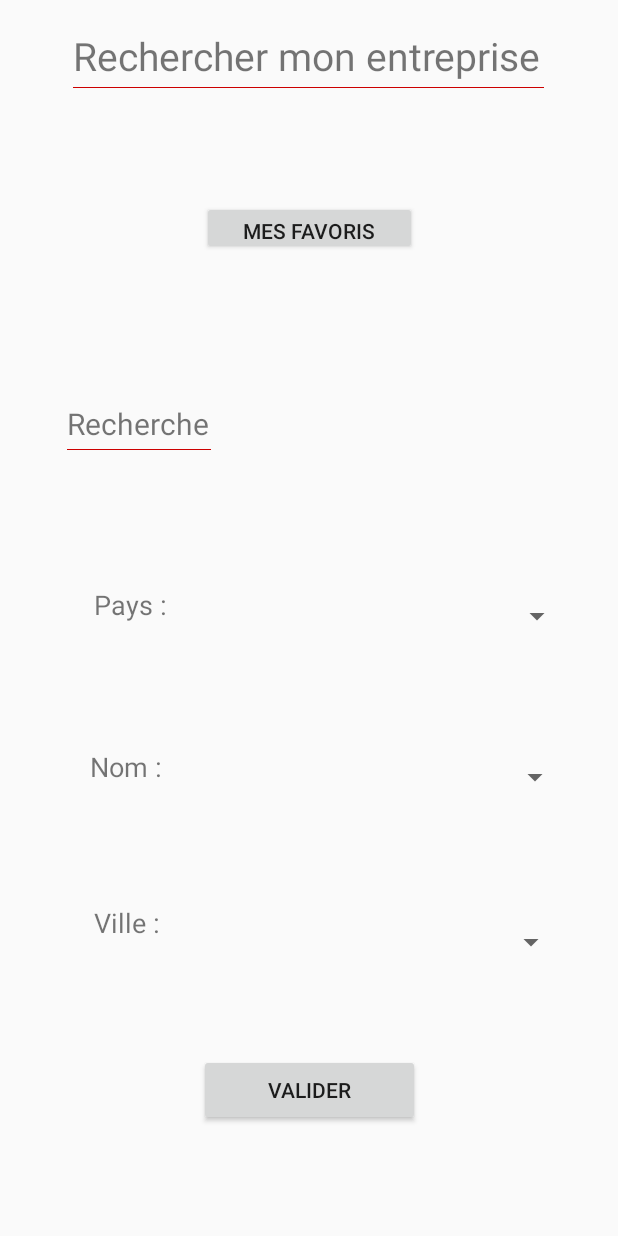
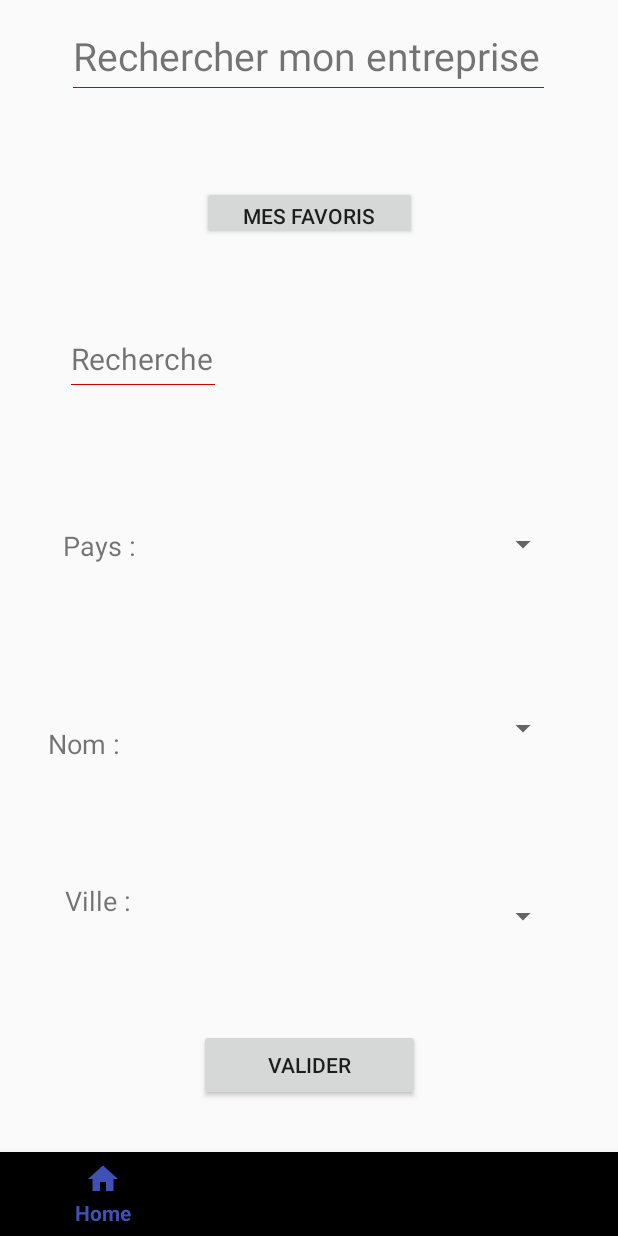
Before and after one commit to jetalabard/FinderMobile, an Android app: the layout fragment_filter_page.xml on its own in the app's theme, with its tools: preview values and no code run, on a phone screen of 412 x 824 dp. Run offline under Robolectric (Android 15) with nearby library versions, the phone set to English and light mode, and no system bars.

```diff
--- a/app/build.gradle
+++ b/app/build.gradle
@@ -29,4 +29,5 @@ dependencies {
     androidTestImplementation 'com.android.support.test:runner:1.0.1'
     androidTestImplementation 'com.android.support.test.espresso:espresso-core:3.0.1'
     compile 'com.google.code.gson:gson:2.8.1'
+    compile 'com.android.volley:volley:1.1.0'
 }
--- a/app/src/main/res/layout/activity_agency_details.xml
+++ b/app/src/main/res/layout/activity_agency_details.xml
@@ -95,7 +95,7 @@
         app:layout_constraintBottom_toBottomOf="parent"
         app:layout_constraintEnd_toEndOf="parent"
         app:layout_constraintStart_toStartOf="parent"
-        app:layout_constraintTop_toBottomOf="@+id/button"
+        app:layout_constraintTop_toBottomOf="@+id/accessAgencyPlanButton"
         app:layout_constraintVertical_bias="0.233" />
 
 </android.support.constraint.ConstraintLayout>
--- a/app/src/main/res/layout/activity_project_details.xml
+++ b/app/src/main/res/layout/activity_project_details.xml
@@ -108,7 +108,7 @@
         app:layout_constraintEnd_toEndOf="parent"
         app:layout_constraintHorizontal_bias="0.049"
         app:layout_constraintStart_toStartOf="parent"
-        app:layout_constraintTop_toBottomOf="@+id/button5"
+        app:layout_constraintTop_toBottomOf="@+id/teamPlan1"
         app:layout_constraintVertical_bias="0.03" />
 
     <ListView
--- a/app/src/main/res/layout/fragment_filter_page.xml
+++ b/app/src/main/res/layout/fragment_filter_page.xml
@@ -35,9 +35,10 @@
         android:text="Mes favoris"
         app:layout_constraintBottom_toBottomOf="parent"
         app:layout_constraintEnd_toEndOf="parent"
+        app:layout_constraintHorizontal_bias="0.502"
         app:layout_constraintStart_toStartOf="parent"
         app:layout_constraintTop_toTopOf="parent"
-        app:layout_constraintVertical_bias="0.163" />
+        app:layout_constraintVertical_bias="0.15" />
 
     <TextView
         android:id="@+id/textView18"
@@ -52,10 +53,10 @@
         android:textSize="20sp"
         app:layout_constraintBottom_toBottomOf="parent"
         app:layout_constraintEnd_toEndOf="parent"
-        app:layout_constraintHorizontal_bias="0.123"
+        app:layout_constraintHorizontal_bias="0.132"
         app:layout_constraintStart_toStartOf="parent"
         app:layout_constraintTop_toTopOf="parent"
-        app:layout_constraintVertical_bias="0.336" />
+        app:layout_constraintVertical_bias="0.28" />
 
     <Spinner
         android:id="@+id/countryFilter"
@@ -67,10 +68,10 @@
         android:layout_marginTop="8dp"
         app:layout_constraintBottom_toBottomOf="parent"
         app:layout_constraintEnd_toEndOf="parent"
-        app:layout_constraintHorizontal_bias="0.887"
+        app:layout_constraintHorizontal_bias="0.84"
         app:layout_constraintStart_toStartOf="parent"
         app:layout_constraintTop_toTopOf="parent"
-        app:layout_constraintVertical_bias="0.499" />
+        app:layout_constraintVertical_bias="0.435" />
 
     <Spinner
         android:id="@+id/spinner2"
@@ -82,10 +83,10 @@
         android:layout_marginTop="8dp"
         app:layout_constraintBottom_toBottomOf="parent"
         app:layout_constraintEnd_toEndOf="parent"
-        app:layout_constraintHorizontal_bias="0.882"
+        app:layout_constraintHorizontal_bias="0.839"
         app:layout_constraintStart_toStartOf="parent"
         app:layout_constraintTop_toTopOf="parent"
-        app:layout_constraintVertical_bias="0.641" />
+        app:layout_constraintVertical_bias="0.598" />
 
     <Spinner
         android:id="@+id/spinner3"
@@ -97,10 +98,10 @@
         android:layout_marginTop="8dp"
         app:layout_constraintBottom_toBottomOf="parent"
         app:layout_constraintEnd_toEndOf="parent"
-        app:layout_constraintHorizontal_bias="0.87"
+        app:layout_constraintHorizontal_bias="0.843"
         app:layout_constraintStart_toStartOf="parent"
         app:layout_constraintTop_toTopOf="parent"
-        app:layout_constraintVertical_bias="0.787" />
+        app:layout_constraintVertical_bias="0.764" />
 
     <Button
         android:id="@+id/agencyDetailButton4"
@@ -113,13 +114,14 @@
         android:text="Valider"
         app:layout_constraintBottom_toBottomOf="parent"
         app:layout_constraintEnd_toEndOf="parent"
+        app:layout_constraintHorizontal_bias="0.502"
         app:layout_constraintStart_toStartOf="parent"
         app:layout_constraintTop_toTopOf="parent"
-        app:layout_constraintVertical_bias="0.914" />
+        app:layout_constraintVertical_bias="0.892" />
 
     <TextView
         android:id="@+id/textView6"
-        android:layout_width="67dp"
+        android:layout_width="63dp"
         android:layout_height="43dp"
         android:layout_marginBottom="8dp"
         android:layout_marginEnd="36dp"
@@ -129,9 +131,10 @@
         android:textSize="18sp"
         app:layout_constraintBottom_toBottomOf="parent"
         app:layout_constraintEnd_toStartOf="@+id/countryFilter"
-        app:layout_constraintHorizontal_bias="0.767"
+        app:layout_constraintHorizontal_bias="0.511"
         app:layout_constraintStart_toStartOf="parent"
-        app:layout_constraintTop_toTopOf="parent" />
+        app:layout_constraintTop_toTopOf="parent"
+        app:layout_constraintVertical_bias="0.449" />
 
     <TextView
         android:id="@+id/textView7"
@@ -145,23 +148,33 @@
         android:textSize="18sp"
         app:layout_constraintBottom_toBottomOf="parent"
         app:layout_constraintEnd_toStartOf="@+id/spinner3"
-        app:layout_constraintHorizontal_bias="0.504"
+        app:layout_constraintHorizontal_bias="0.341"
         app:layout_constraintStart_toStartOf="parent"
         app:layout_constraintTop_toTopOf="parent"
-        app:layout_constraintVertical_bias="0.766" />
+        app:layout_constraintVertical_bias="0.747" />
 
     <TextView
         android:id="@+id/textView8"
         android:layout_width="50dp"
         android:layout_height="35dp"
         android:layout_marginBottom="8dp"
-        android:layout_marginStart="60dp"
+        android:layout_marginStart="32dp"
         android:layout_marginTop="8dp"
         android:text="Nom :"
         android:textSize="18sp"
         app:layout_constraintBottom_toBottomOf="parent"
         app:layout_constraintStart_toStartOf="parent"
         app:layout_constraintTop_toTopOf="parent"
-        app:layout_constraintVertical_bias="0.635" />
+        app:layout_constraintVertical_bias="0.615" />
+
+    <android.support.design.widget.BottomNavigationView
+        android:id="@+id/navigation_view"
+        android:layout_width="match_parent"
+        android:layout_height="wrap_content"
+        app:layout_constraintBottom_toBottomOf="parent"
+        app:layout_constraintLeft_toLeftOf="parent"
+        app:layout_constraintRight_toRightOf="parent"
+        app:menu="@menu/navigation"/>
+
 
 </android.support.constraint.ConstraintLayout>
```
Also changed, not shown: app/src/main/java/fr/finder/controller/UserSessionManager.java (added, +69 -0 lines), app/src/main/java/fr/finder/finder/HomePageActivity.java (+10 -11 lines), 2 other files.
